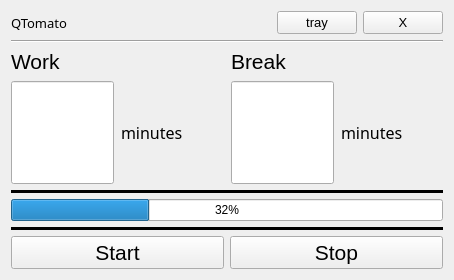
Old version of the form ui/mainwindow.ui in the repository modbrin/intrusive-tomato-qt.
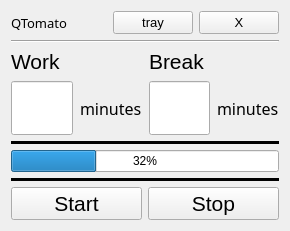
New version of the form.

Commit message: Fixed bug with scaling on Windows.

The edit to the form file:
```diff
--- a/ui/mainwindow.ui
+++ b/ui/mainwindow.ui
@@ -2,16 +2,8 @@
 <ui version="4.0">
  <class>MainWindow</class>
  <widget class="QWidget" name="MainWindow">
-  <property name="geometry">
-   <rect>
-    <x>0</x>
-    <y>0</y>
-    <width>454</width>
-    <height>280</height>
-   </rect>
-  </property>
   <property name="sizePolicy">
-   <sizepolicy hsizetype="Ignored" vsizetype="Preferred">
+   <sizepolicy hsizetype="Fixed" vsizetype="Fixed">
     <horstretch>0</horstretch>
     <verstretch>0</verstretch>
    </sizepolicy>
@@ -142,7 +134,7 @@
        <item row="0" column="0">
         <widget class="QLabel" name="workLabel">
          <property name="sizePolicy">
-          <sizepolicy hsizetype="Minimum" vsizetype="Minimum">
+          <sizepolicy hsizetype="Preferred" vsizetype="Preferred">
            <horstretch>0</horstretch>
            <verstretch>0</verstretch>
           </sizepolicy>
@@ -211,7 +203,7 @@
        <item row="0" column="0">
         <widget class="QLabel" name="breakLabel">
          <property name="sizePolicy">
-          <sizepolicy hsizetype="Minimum" vsizetype="Minimum">
+          <sizepolicy hsizetype="Preferred" vsizetype="Preferred">
            <horstretch>0</horstretch>
            <verstretch>0</verstretch>
           </sizepolicy>
```
The commit also changes 6 other files.
